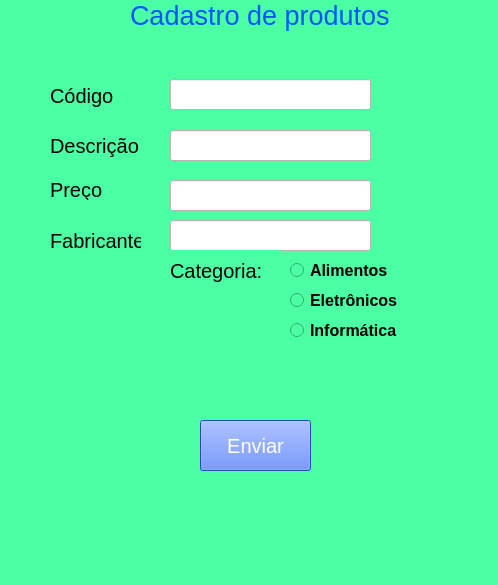
Old version of the form formulario.ui in the repository diegotpereira/CadastroPythonTwoMaster.
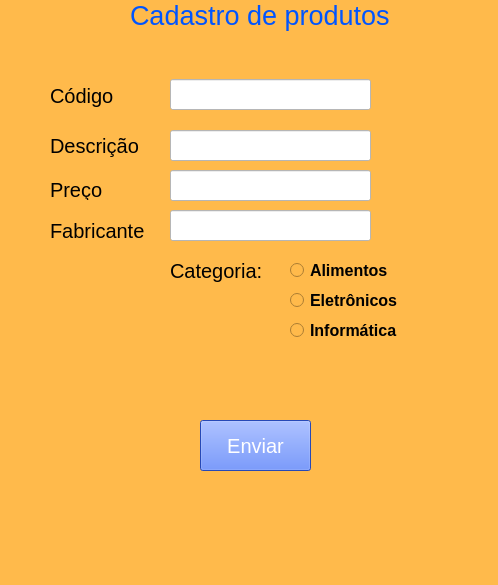
New version of the form.

Commit message: alteração no arquivo template modificação no layout

The edit to the form file:
```diff
--- a/formulario.ui
+++ b/formulario.ui
@@ -14,7 +14,7 @@
    <string>MainWindow</string>
   </property>
   <property name="styleSheet">
-   <string notr="true">background-color: rgb(75, 255, 165);
+   <string notr="true">background-color: rgb(255, 186, 75);
 </string>
   </property>
   <widget class="QWidget" name="centralwidget">
@@ -102,8 +102,8 @@
     <property name="geometry">
      <rect>
       <x>50</x>
-      <y>230</y>
-      <width>91</width>
+      <y>220</y>
+      <width>97</width>
       <height>21</height>
      </rect>
     </property>
@@ -159,7 +159,7 @@
     <property name="geometry">
      <rect>
       <x>170</x>
-      <y>180</y>
+      <y>170</y>
       <width>201</width>
       <height>31</height>
      </rect>
@@ -178,7 +178,7 @@
     <property name="geometry">
      <rect>
       <x>170</x>
-      <y>220</y>
+      <y>210</y>
       <width>201</width>
       <height>31</height>
      </rect>
```
